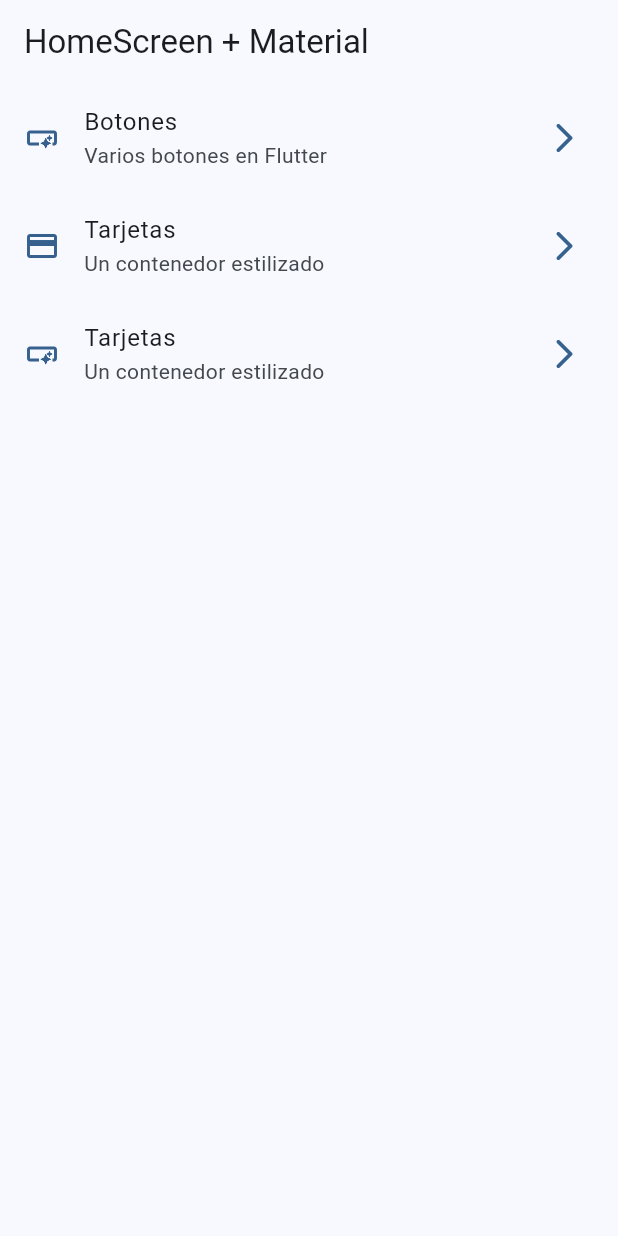
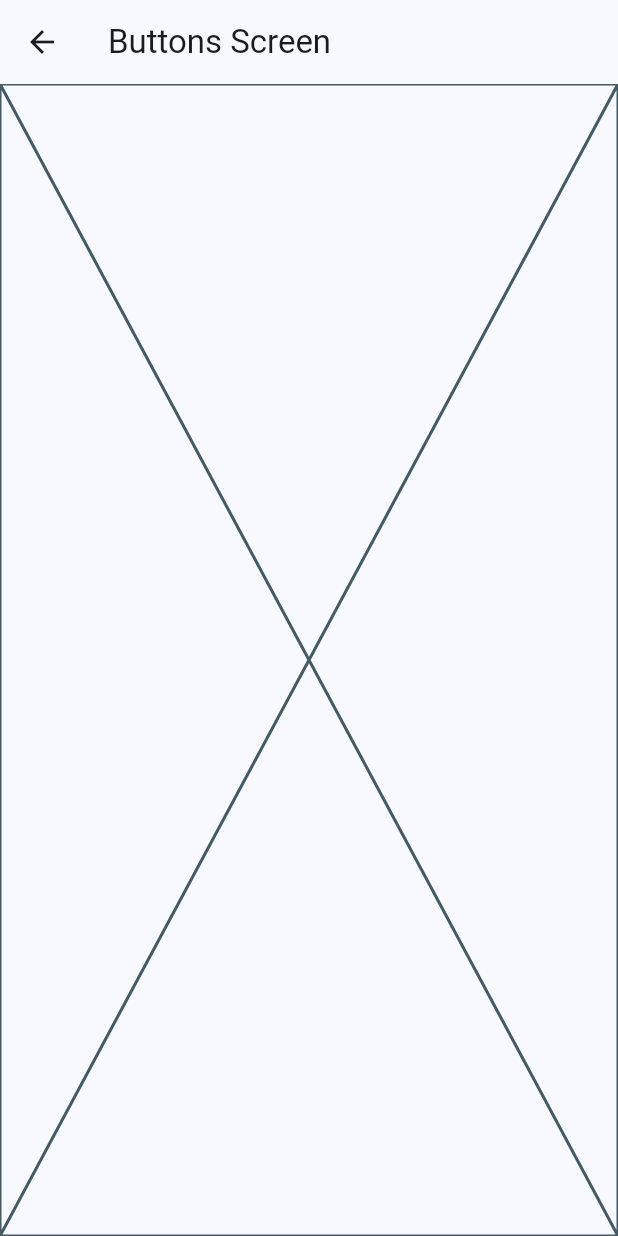
Before and after one commit to RolandoCutie/widgets_app, a Flutter app: the screen it shows after launch, after a tap on "Botones", on a phone screen of 412 x 824 dp. Run offline on Flutter 3.47's test engine with Material 2 defaults, Android fonts, the phone set to English and light mode, and no system bars; our stand-ins replace go_router.

Commit message:
configurando las routas de la app a;adiendo paquete go router

```diff
--- /dev/null
+++ b/lib/config/router/app_router.dart
@@ -0,0 +1,17 @@
+import 'package:go_router/go_router.dart';
+import 'package:widgets_app/presentation/screens/screens.dart';
+
+final appRouter = GoRouter(initialLocation: '/', routes: [
+  GoRoute(
+      path: '/',
+      name: HomeScreen.name,
+      builder: (context, state) => const HomeScreen()),
+  GoRoute(
+      path: '/buttons',
+      name: ButtonsScreen.name,
+      builder: (context, state) => const ButtonsScreen()),
+  GoRoute(
+      path: '/cards',
+      name: CardsScreen.name,
+      builder: (context, state) => const CardsScreen())
+]);
--- a/lib/main.dart
+++ b/lib/main.dart
@@ -1,6 +1,6 @@
 import 'package:flutter/material.dart';
+import 'package:widgets_app/config/router/app_router.dart';
 import 'package:widgets_app/config/theme/app_theme.dart';
-import 'package:widgets_app/presentation/screens/home/home_screen.dart';
 
 void main() => runApp(const MyApp());
 
@@ -9,11 +9,11 @@ class MyApp extends StatelessWidget {
 
   @override
   Widget build(BuildContext context) {
-    return MaterialApp(
+    return MaterialApp.router(
       theme: AppTheme(selectedColor: 0).getTheme(),
       debugShowCheckedModeBanner: false,
       title: 'Material App',
-      home: const HomeScreen()
+      routerConfig: appRouter,
     );
   }
 }
--- a/lib/menu/menu_items.dart
+++ b/lib/menu/menu_items.dart
@@ -22,7 +22,7 @@ const appMenuItems = <MenuItem>[
   MenuItem(
       title: 'Tarjetas',
       subTitle: 'Un contenedor estilizado',
-      link: '/card',
+      link: '/cards',
       icon: Icons.credit_card),
   MenuItem(
       title: 'Tarjetas',
--- /dev/null
+++ b/lib/presentation/screens/buttons/buttons_screen.dart
@@ -0,0 +1,16 @@
+import 'package:flutter/material.dart';
+
+class ButtonsScreen extends StatelessWidget {
+  static const String name = "buttons-screen";
+  const ButtonsScreen({super.key});
+
+  @override
+  Widget build(BuildContext context) {
+    return Scaffold(
+      appBar: AppBar(
+        title: const Text("Buttons Screen"),
+      ),
+      body: const Placeholder(),
+    );
+  }
+}
--- /dev/null
+++ b/lib/presentation/screens/cards/cards_screen.dart
@@ -0,0 +1,16 @@
+import 'package:flutter/material.dart';
+
+class CardsScreen extends StatelessWidget {
+  static const String name = "cards_screen";
+  const CardsScreen({super.key});
+
+  @override
+  Widget build(BuildContext context) {
+    return Scaffold(
+      appBar: AppBar(
+        title: const Text("Cards Screen"),
+      ),
+      body: const Placeholder(),
+    );
+  }
+}
--- a/lib/presentation/screens/home/home_screen.dart
+++ b/lib/presentation/screens/home/home_screen.dart
@@ -1,16 +1,19 @@
 import 'package:flutter/material.dart';
+import 'package:go_router/go_router.dart';
 import 'package:widgets_app/menu/menu_items.dart';
 
 class HomeScreen extends StatelessWidget {
+  static const String name = "home_screen";
+
   const HomeScreen({super.key});
 
   @override
   Widget build(BuildContext context) {
     return Scaffold(
       appBar: AppBar(
-        title: Text("HomeScreen + Material"),
+        title: const Text("HomeScreen + Material"),
       ),
-      body: _HomeView(),
+      body: const _HomeView(),
     );
   }
 }
@@ -55,8 +58,8 @@ class _CustomListTile extends StatelessWidget {
       ),
       title: Text(menuItem.title),
       subtitle: Text(menuItem.subTitle),
-      onTap: (){
-        // TODO:Navegar a otra pantalla
+      onTap: () {
+        context.push(menuItem.link);
       },
     );
   }
--- /dev/null
+++ b/lib/presentation/screens/screens.dart
@@ -0,0 +1,3 @@
+export 'package:widgets_app/presentation/screens/buttons/buttons_screen.dart';
+export 'package:widgets_app/presentation/screens/cards/cards_screen.dart';
+export 'package:widgets_app/presentation/screens/home/home_screen.dart';
```
Also changed, not shown: pubspec.yaml (+4 -12 lines), pubspec.lock.
